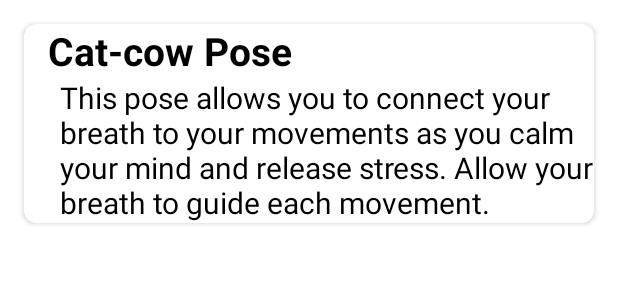
After one commit to saugatlamichhane/Solace, an Android app: the layout yogaitem.xml on its own in the app's theme, with its tools: preview values and no code run, on a phone screen of 412 x 824 dp. The commit adds this screen. Shown: the top 300 px of the screen. Run offline under Robolectric (Android 15) with nearby library versions, the phone set to English and light mode, and no system bars.

Commit message:
implemented recycler view in yoga

```diff
--- /dev/null
+++ b/app/src/main/res/drawable/yoga.xml
@@ -0,0 +1,5 @@
+<vector android:height="24dp" android:tint="#000000"
+    android:viewportHeight="24" android:viewportWidth="24"
+    android:width="24dp" xmlns:android="http://schemas.android.com/apk/res/android">
+    <path android:fillColor="@android:color/white" android:pathData="M5.35,5.64c-0.9,-0.64 -1.12,-1.88 -0.49,-2.79 0.63,-0.9 1.88,-1.12 2.79,-0.49 0.9,0.64 1.12,1.88 0.49,2.79 -0.64,0.9 -1.88,1.12 -2.79,0.49zM16,19L8.93,19c-1.48,0 -2.74,-1.08 -2.96,-2.54L4,7L2,7l1.99,9.76C4.37,19.2 6.47,21 8.94,21L16,21v-2zM16.23,15h-4.88l-1.03,-4.1c1.58,0.89 3.28,1.54 5.15,1.22L15.47,9.99c-1.63,0.31 -3.44,-0.27 -4.69,-1.25L9.14,7.47c-0.23,-0.18 -0.49,-0.3 -0.76,-0.38 -0.32,-0.09 -0.66,-0.12 -0.99,-0.06h-0.02c-1.23,0.22 -2.05,1.39 -1.84,2.61l1.35,5.92C7.16,16.98 8.39,18 9.83,18h6.85l3.82,3 1.5,-1.5 -5.77,-4.5z"/>
+</vector>
--- /dev/null
+++ b/app/src/main/res/layout/yogaitem.xml
@@ -0,0 +1,51 @@
+<?xml version="1.0" encoding="utf-8"?>
+<androidx.cardview.widget.CardView xmlns:android="http://schemas.android.com/apk/res/android"
+    xmlns:app="http://schemas.android.com/apk/res-auto"
+    android:layout_width="match_parent"
+    android:layout_height="wrap_content"
+    android:layout_margin="16dp"
+    android:elevation="8dp"
+    app:cardCornerRadius="8dp">
+
+    <LinearLayout
+        android:layout_width="wrap_content"
+        android:layout_height="wrap_content"
+        android:layout_marginLeft="16dp"
+        android:orientation="vertical">
+
+
+        <LinearLayout
+            android:layout_width="match_parent"
+            android:layout_height="wrap_content"
+            android:layout_gravity="center_vertical"
+            android:orientation="horizontal">
+
+            <TextView
+                android:id="@+id/yogaName"
+                android:layout_width="wrap_content"
+                android:layout_height="wrap_content"
+                android:text="Cat-cow Pose"
+                android:textColor="@color/black"
+                android:textSize="26sp"
+                android:textStyle="bold"/>
+        </LinearLayout>
+        <LinearLayout
+            android:layout_width="wrap_content"
+            android:layout_height="wrap_content"
+            android:layout_gravity="center_vertical"
+            android:orientation="horizontal">
+
+            <TextView
+                android:id="@+id/yogaDescription"
+                android:layout_width="wrap_content"
+                android:layout_height="wrap_content"
+                android:text="This pose allows you to connect your breath to your movements as you calm your mind and release stress. Allow your breath to guide each movement."
+                android:textColor="@color/black"
+                android:textSize="20sp"
+                android:layout_marginLeft="8dp"/>
+        </LinearLayout>
+
+
+    </LinearLayout>
+
+</androidx.cardview.widget.CardView>
--- a/app/src/main/res/menu/bottom_nav_menu.xml
+++ b/app/src/main/res/menu/bottom_nav_menu.xml
@@ -8,8 +8,8 @@
 
     <item
         android:id="@+id/navigation_dashboard"
-        android:icon="@drawable/ic_dashboard_black_24dp"
-        android:title="@string/title_dashboard" />
+        android:icon="@drawable/yoga"
+        android:title="@string/title_yoga" />
 
     <item
         android:id="@+id/navigation_contacts"
--- a/app/src/main/res/navigation/mobile_navigation.xml
+++ b/app/src/main/res/navigation/mobile_navigation.xml
@@ -14,7 +14,7 @@
     <fragment
         android:id="@+id/navigation_dashboard"
         android:name="com.thetrailblazers.solace.ui.dashboard.DashboardFragment"
-        android:label="@string/title_dashboard"
+        android:label="@string/title_yoga"
         tools:layout="@layout/fragment_dashboard" />
 
     <fragment
--- a/app/src/main/res/values/strings.xml
+++ b/app/src/main/res/values/strings.xml
@@ -1,6 +1,6 @@
 <resources>
     <string name="app_name">Solace</string>
     <string name="title_home">Home</string>
-    <string name="title_dashboard">Dashboard</string>
+    <string name="title_yoga">Yoga</string>
     <string name="title_contacts">Contacts</string>
 </resources>
```
Also changed, not shown: app/src/main/java/com/thetrailblazers/solace/Yoga.java (added, +14 -0 lines), app/src/main/java/com/thetrailblazers/solace/YogaAdapter.java (added, +52 -0 lines), app/src/main/java/com/thetrailblazers/solace/ui/dashboard/DashboardFragment.java (+38 -2 lines), app/src/main/res/layout/fragment_dashboard.xml (+5 -9 lines).
